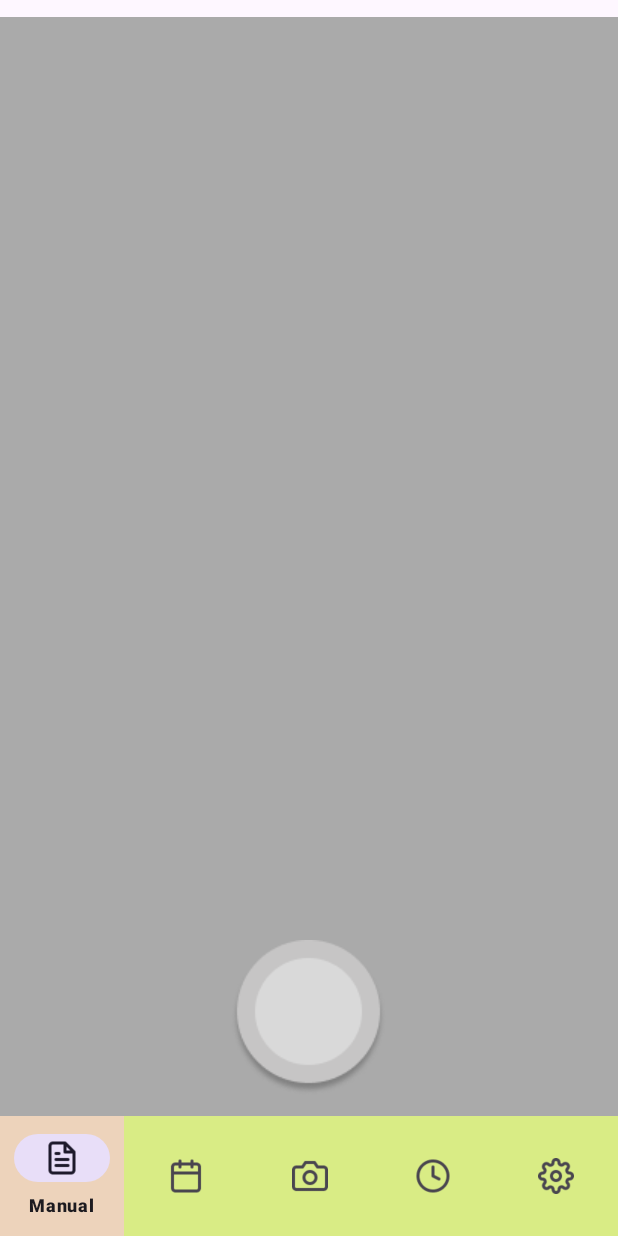
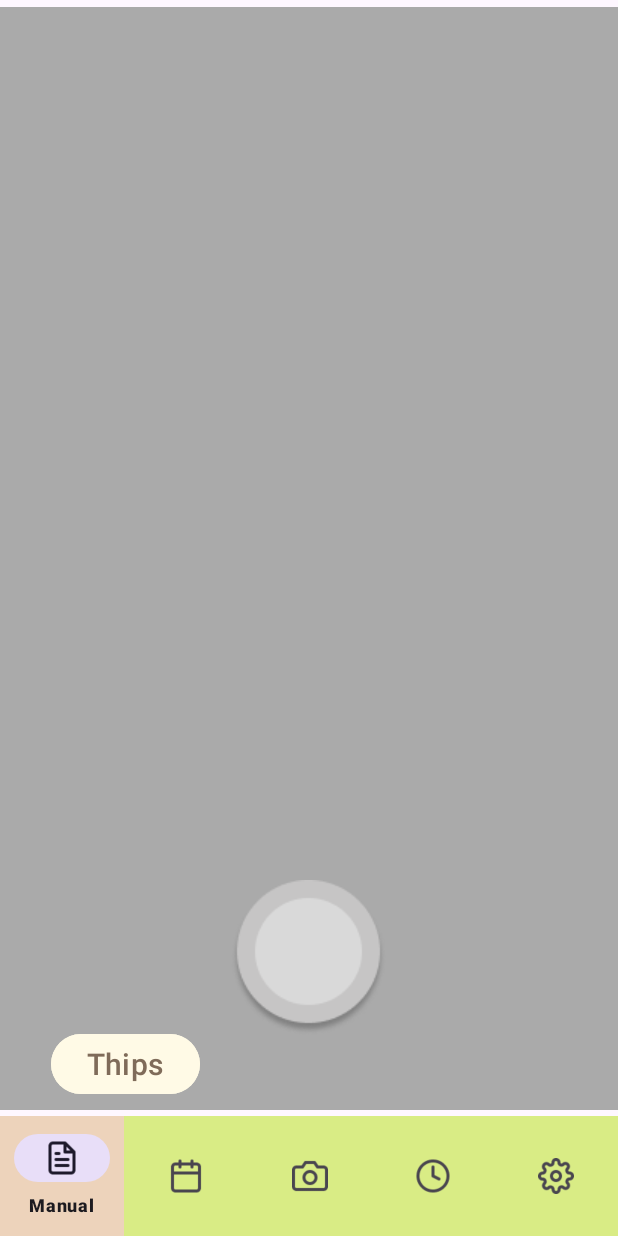
Before and after one commit to dog0504/gomimi-android, an Android app: the screen it shows after launch (MainActivity), on a phone screen of 412 x 824 dp. Run offline under Robolectric (Android 15) with nearby library versions, the phone set to English and light mode, and no system bars.

```diff
--- a/app/src/main/java/com/example/test/MainActivity.kt
+++ b/app/src/main/java/com/example/test/MainActivity.kt
@@ -8,10 +8,14 @@ import android.graphics.Bitmap
 import android.os.Bundle
 import android.provider.MediaStore
 import android.view.View
+import android.widget.Button
 import android.widget.ImageView
 import android.widget.TextView
+import android.widget.Toast
 import androidx.activity.result.contract.ActivityResultContracts
 import androidx.appcompat.app.AppCompatActivity
+import androidx.constraintlayout.widget.ConstraintLayout
+import androidx.constraintlayout.widget.ConstraintSet
 import androidx.core.app.ActivityCompat
 import androidx.core.content.ContextCompat
 import com.example.test.R
@@ -20,12 +24,14 @@ import com.google.android.material.chip.ChipGroup
 
 class MainActivity : AppCompatActivity() {
 
+    private lateinit var constraintLayout: ConstraintLayout
     private lateinit var imageView: ImageView
     private lateinit var takePhotoButton: ImageView
     private lateinit var chipGroup: ChipGroup
     private lateinit var tipsLayout: View
     private lateinit var tipsText: TextView
     private lateinit var characterImage: ImageView
+    private lateinit var showTipsButton: Button
 
     private val CAMERA_PERMISSION_CODE = 100
 
@@ -33,7 +39,7 @@ class MainActivity : AppCompatActivity() {
     private val takePictureLauncher = registerForActivityResult(
         ActivityResultContracts.StartActivityForResult()
     ) { result ->
-        // 撮影成功した場合
+        // 撮影が成功した場合
         if (result.resultCode == Activity.RESULT_OK) {
             // サムネイル画像を取得
             val photo = result.data?.extras?.get("data") as? Bitmap
@@ -48,37 +54,49 @@ class MainActivity : AppCompatActivity() {
 
     override fun onCreate(savedInstanceState: Bundle?) {
         super.onCreate(savedInstanceState)
+        // レイアウトの設定
         setContentView(R.layout.activity_main)
 
         // Viewの参照を取得
+        constraintLayout = findViewById(R.id.constraintLayout)
         imageView = findViewById(R.id.imageView)
         takePhotoButton = findViewById(R.id.takePhotoButton)
-        chipGroup = findViewById(R.id.chipGroup)
+        chipGroup = findViewById(R.id.thipGroup)
         tipsLayout = findViewById(R.id.tipsLayout)
         tipsText = findViewById(R.id.tipsText)
         characterImage = findViewById(R.id.characterImage)
+        showTipsButton = findViewById(R.id.thipsbtn)
 
-        // 初期状態ではヒントレイアウトを非表示にする
+        // 初期状態ではヒントレイアウトを非表示に設定
         tipsLayout.visibility = View.GONE
+        // Thipsボタンの位置をbottomMenu上に設定
+        adjustThipsButtonConstraint(showTips = false)
+
+        // Thipsボタンのクリックリスナー設定
+        showTipsButton.setOnClickListener {
+            if (tipsLayout.visibility == View.VISIBLE) {
+                // ヒントが表示されている場合は非表示にする
+                hideTips()
+            } else {
+                // ヒントが非表示の場合は表示する
+                showTips("これはペットボトルです。")
+            }
+        }
 
         // 撮影ボタンのクリックリスナー設定
         takePhotoButton.setOnClickListener {
-            // カメラの権限をチェック
+            // カメラ権限を確認
             if (checkCameraPermission()) {
-                // 権限あればカメラを起動
+                // 権限があればカメラを起動
                 openCamera()
             } else {
                 // 権限がなければ要求
                 requestCameraPermission()
             }
         }
-
-        // ChipGroupにテスト用のチップを追加
-        addChip("テストチップ1")
-        addChip("テストチップ2")
     }
 
-    // カメラ権限の確認
+    // カメラ権限の確認メソッド
     private fun checkCameraPermission(): Boolean {
         return ContextCompat.checkSelfPermission(
             this,
@@ -86,7 +104,7 @@ class MainActivity : AppCompatActivity() {
         ) == PackageManager.PERMISSION_GRANTED
     }
 
-    // カメラ権限の要求
+    // カメラ権限の要求メソッド
     private fun requestCameraPermission() {
         ActivityCompat.requestPermissions(
             this,
@@ -95,29 +113,29 @@ class MainActivity : AppCompatActivity() {
         )
     }
 
-    // 権限要求の結果を受け取る
+    // 権限要求の結果を受け取るメソッド
     override fun onRequestPermissionsResult(
         requestCode: Int, permissions: Array<out String>, grantResults: IntArray
     ) {
         super.onRequestPermissionsResult(requestCode, permissions, grantResults)
         if (requestCode == CAMERA_PERMISSION_CODE) {
             if ((grantResults.isNotEmpty() && grantResults[0] == PackageManager.PERMISSION_GRANTED)) {
-                // 権限が許可されたらカメラを起動
+                // 権限が許可された場合カメラを起動
                 openCamera()
             } else {
-                // 権限拒否時のメッセージ表示
+                // 権限拒否時にヒント表示
                 showTips("カメラの権限が必要です。")
             }
         }
     }
 
-    // カメラ起動処理
+    // カメラ起動メソッド
     private fun openCamera() {
         val intent = Intent(MediaStore.ACTION_IMAGE_CAPTURE)
         takePictureLauncher.launch(intent)
     }
 
-    // ChipをChipGroupに追加
+    // ChipをChipGroupに追加するメソッド
     private fun addChip(text: String) {
         val chip = Chip(this)
         chip.text = text
@@ -129,14 +147,47 @@ class MainActivity : AppCompatActivity() {
         chipGroup.addView(chip)
     }
 
-    // ヒント表示用メソッド
+    // ヒントを表示するメソッド
     private fun showTips(message: String) {
         tipsText.text = message
         tipsLayout.visibility = View.VISIBLE
+        // ヒント表示時にThipsボタンの位置を調整
+        adjustThipsButtonConstraint(showTips = true)
     }
 
-    // ヒント非表示用メソッド
+    // ヒントを非表示にするメソッド
     private fun hideTips() {
         tipsLayout.visibility = View.GONE
+        // ヒント非表示時にThipsボタンの位置を調整
+        adjustThipsButtonConstraint(showTips = false)
+    }
+
+    // ThipsボタンのConstraintを動的に切り替えるメソッド
+    private fun adjustThipsButtonConstraint(showTips: Boolean) {
+        val set = ConstraintSet()
+        set.clone(constraintLayout)
+
+        if (showTips) {
+            // ヒント表示時はThipsボタンをtipsLayoutの上に配置（マージン8dp）
+            set.connect(
+                R.id.thipsbtn,
+                ConstraintSet.BOTTOM,
+                R.id.tipsLayout,
+                ConstraintSet.TOP,
+                8
+            )
+        } else {
+            // ヒント非表示時はThipsボタンをbottomMenuの上に配置（マージン16dp）
+            set.connect(
+                R.id.thipsbtn,
+                ConstraintSet.BOTTOM,
+                R.id.bottomMenu,
+                ConstraintSet.TOP,
+                16
+            )
+        }
+
+        // 他の制約は変更しないように注意
+        set.applyTo(constraintLayout)
     }
 }
--- a/app/src/main/res/layout/activity_main.xml
+++ b/app/src/main/res/layout/activity_main.xml
@@ -1,45 +1,43 @@
 <?xml version="1.0" encoding="utf-8"?>
-<androidx.constraintlayout.widget.ConstraintLayout xmlns:android="http://schemas.android.com/apk/res/android"
+<androidx.constraintlayout.widget.ConstraintLayout
+    xmlns:android="http://schemas.android.com/apk/res/android"
     xmlns:app="http://schemas.android.com/apk/res-auto"
-    xmlns:tools="http://schemas.android.com/tools"
+    android:id="@+id/constraintLayout"
     android:layout_width="match_parent"
     android:layout_height="match_parent">
 
-    <!-- カメラまたは撮影された画像を表示 -->
+    <!-- 顯示拍照或載入的圖片 -->
     <ImageView
         android:id="@+id/imageView"
-        android:layout_width="0dp"
-        android:layout_height="0dp"
+        android:layout_width="413dp"
+        android:layout_height="735dp"
         android:background="@android:color/darker_gray"
         android:scaleType="centerCrop"
-
         app:layout_constraintBottom_toTopOf="@id/bottomMenu"
         app:layout_constraintDimensionRatio="9:16"
         app:layout_constraintEnd_toEndOf="parent"
+        app:layout_constraintStart_toStartOf="parent"
+        app:layout_constraintTop_toTopOf="parent" />
 
-        app:layout_constraintStart_toStartOf="parent" />
+    <!-- 拍照按鈕 -->
 
-    <!-- 撮影ボタン（丸いボタン） -->
-
-    <!-- 分析結果を表示する Chip -->
-
+    <!-- ChipGroup 顯示分析結果 -->
     <ImageButton
         android:id="@+id/takePhotoButton"
         android:layout_width="122dp"
         android:layout_height="107dp"
         android:layout_margin="-70dp"
-        android:background="#00000000"
+        android:layout_marginBottom="48dp"
+        android:background="@android:color/transparent"
         android:contentDescription="撮影"
         android:src="@drawable/photobtn"
-        app:layout_constraintBottom_toBottomOf="@+id/imageView"
+        app:layout_constraintBottom_toBottomOf="@id/imageView"
         app:layout_constraintEnd_toEndOf="parent"
         app:layout_constraintHorizontal_bias="0.498"
-        app:layout_constraintStart_toStartOf="parent"
-        app:layout_constraintTop_toTopOf="parent"
-        app:layout_constraintVertical_bias="0.981" />
+        app:layout_constraintStart_toStartOf="parent" />
 
     <com.google.android.material.chip.ChipGroup
-        android:id="@+id/chipGroup"
+        android:id="@+id/thipGroup"
         android:layout_width="0dp"
         android:layout_height="wrap_content"
         android:layout_marginTop="4dp"
@@ -49,38 +47,56 @@
         app:layout_constraintStart_toStartOf="parent"
         app:layout_constraintEnd_toEndOf="parent" />
 
-    <!-- キャラクターとヒント（オプション） -->
+    <!-- tipsLayout，初始隱藏 -->
     <LinearLayout
         android:id="@+id/tipsLayout"
         android:layout_width="0dp"
-        android:layout_height="wrap_content"
+        android:layout_height="170dp"
+        android:background="#DDFFFFFF"
         android:orientation="horizontal"
+        android:padding="8dp"
         android:visibility="gone"
-        android:padding="8dp"
-        app:layout_constraintTop_toBottomOf="@id/chipGroup"
         app:layout_constraintStart_toStartOf="parent"
-        app:layout_constraintEnd_toEndOf="parent">
+        app:layout_constraintEnd_toEndOf="parent"
+        app:layout_constraintBottom_toTopOf="@id/bottomMenu" >
 
-        <!-- キャラクター画像 -->
-        <ImageView
-            android:id="@+id/characterImage"
-            android:layout_width="60dp"
-            android:layout_height="60dp"
-            android:src="@drawable/gomimi"
-        android:contentDescription="キャラクター" />
-
-        <!-- 吹き出し -->
+        <!-- 提示文字 -->
         <TextView
             android:id="@+id/tipsText"
             android:layout_width="0dp"
             android:layout_height="wrap_content"
+            android:layout_marginStart="8dp"
+            android:layout_weight="1"
             android:text="これはペットボトルです。"
-            android:layout_marginStart="8dp"
-            android:textSize="14sp"
-            android:layout_weight="1" />
+            android:textSize="24sp" />
+
+        <!-- 角色圖片 -->
+        <ImageView
+            android:id="@+id/characterImage"
+            android:layout_width="147dp"
+            android:layout_height="222dp"
+            android:contentDescription="キャラクター"
+            android:src="@drawable/gomimi" />
+
     </LinearLayout>
 
-    <!-- 底部メニュー -->
+    <!-- Thips 按鈕 -->
+
+    <!-- 底部導航欄 -->
+    <Button
+        android:id="@+id/thipsbtn"
+        android:layout_width="wrap_content"
+        android:layout_height="wrap_content"
+        android:layout_marginBottom="8dp"
+        android:backgroundTint="#FFFAE6"
+        android:text="Thips"
+        android:textColor="#7F6B59"
+        android:textSize="20sp"
+        app:layout_constraintBottom_toTopOf="@id/bottomMenu"
+        app:layout_constraintEnd_toEndOf="parent"
+        app:layout_constraintHorizontal_bias="0.108"
+        app:layout_constraintStart_toStartOf="parent" />
+
     <com.google.android.material.bottomnavigation.BottomNavigationView
         android:id="@+id/bottomMenu"
         android:layout_width="0dp"
@@ -88,8 +104,8 @@
         android:background="#D9EC85"
         app:itemBackground="@drawable/nav_item_background"
         app:layout_constraintBottom_toBottomOf="parent"
+        app:layout_constraintStart_toStartOf="parent"
         app:layout_constraintEnd_toEndOf="parent"
-        app:layout_constraintHorizontal_bias="0.0"
-        app:layout_constraintStart_toStartOf="parent"
         app:menu="@menu/bottom_nav_menu" />
+
 </androidx.constraintlayout.widget.ConstraintLayout>
--- a/settings.gradle.kts
+++ b/settings.gradle.kts
@@ -19,5 +19,5 @@ dependencyResolutionManagement {
     }
 }
 
-rootProject.name = "test"
+rootProject.name = "gomimi"
 include(":app")
```
Also changed, not shown: app/src/main/res/drawable/gomimi.png.
